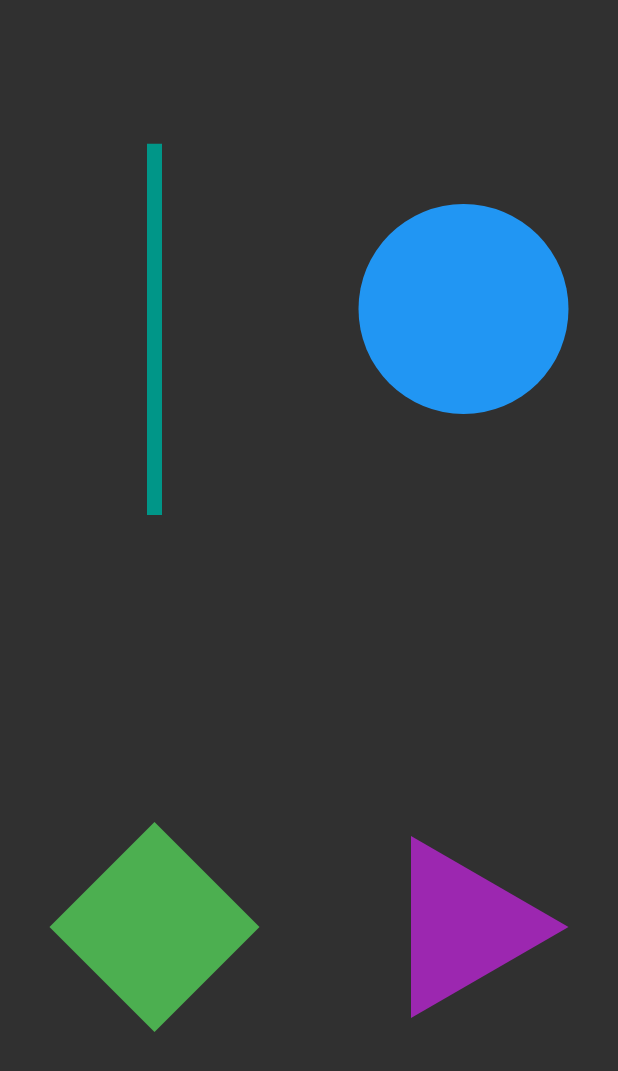
After one commit to madhukesh048/Flutter-Animations-101, a Flutter app: the screen it shows after launch, after a tap on "Shapes", on a phone screen of 412 x 824 dp. The commit adds this screen. Shown: the top 1071 px of the screen. Run offline on Flutter 3.47's test engine with Material 2 defaults, Android fonts, the phone set to English and light mode, and no system bars.

Commit message:
added basic shapes

```diff
--- a/lib/home.dart
+++ b/lib/home.dart
@@ -1,4 +1,4 @@
-import 'package:animations101/test.dart';
+import 'package:animations101/shapes.dart';
 import 'package:flutter/material.dart';
 
 class HomePage extends StatelessWidget {
@@ -18,10 +18,10 @@ class HomePage extends StatelessWidget {
             children: [
               customButton(
                 context,
-                "One",
+                "Shapes",
                 () {
                   Navigator.push(context, MaterialPageRoute(builder: (context) {
-                    return TestView();
+                    return ShapesView();
                   }));
                 },
               ),
--- /dev/null
+++ b/lib/shapes.dart
@@ -0,0 +1,147 @@
+import 'package:flutter/material.dart';
+import 'dart:math' as math;
+
+class ShapesView extends StatelessWidget {
+  const ShapesView({Key key}) : super(key: key);
+
+  @override
+  Widget build(BuildContext context) {
+    return Scaffold(
+      body: Column(
+        crossAxisAlignment: CrossAxisAlignment.start,
+        children: [
+          Expanded(
+            child: Row(
+              mainAxisAlignment: MainAxisAlignment.spaceEvenly,
+              children: [
+                Expanded(
+                  child: CustomPaint(
+                    child: Container(),
+                    painter: LinePainter(),
+                  ),
+                ),
+                Expanded(
+                  child: CustomPaint(
+                    child: Container(),
+                    painter: CirclePainter(),
+                  ),
+                )
+              ],
+            ),
+          ),
+          Expanded(
+            child: Row(
+              mainAxisAlignment: MainAxisAlignment.spaceEvenly,
+              children: [
+                Expanded(
+                  child: CustomPaint(
+                    painter: SquarePainter(),
+                    child: Container(),
+                  ),
+                ),
+                Expanded(
+                  child: CustomPaint(
+                    painter: TrianglePainter(),
+                    child: Container(),
+                  ),
+                ),
+              ],
+            ),
+          )
+        ],
+      ),
+    );
+  }
+}
+
+class LinePainter extends CustomPainter {
+  @override
+  void paint(Canvas canvas, Size size) {
+    var paint = Paint()
+      ..color = Colors.teal
+      ..strokeWidth = 10;
+
+    Offset startingPoint = Offset(size.width / 2, size.height / 4.3);
+    Offset endingPoint = Offset(size.width / 2, size.height / 1.2);
+
+    canvas.drawLine(startingPoint, endingPoint, paint);
+  }
+
+  @override
+  bool shouldRepaint(CustomPainter oldDelegate) {
+    return false;
+  }
+}
+
+class CirclePainter extends CustomPainter {
+  @override
+  void paint(Canvas canvas, Size size) {
+    var paint = Paint()..color = Colors.blue;
+
+    Offset point = Offset(size.width / 2, size.height / 2);
+
+    canvas.drawCircle(point, 70, paint);
+  }
+
+  @override
+  bool shouldRepaint(CustomPainter oldDelegate) {
+    return false;
+  }
+}
+
+class SquarePainter extends CustomPainter {
+  @override
+  void paint(Canvas canvas, Size size) {
+    var paint = Paint()..color = Colors.green;
+
+    var path = Path();
+    var angle = (math.pi * 2) / 4;
+
+    Offset center = Offset(size.width / 2, size.height / 2);
+
+    Offset startPoint = Offset(70 * math.cos(0.0), 70 * math.sin(0.0));
+
+    path.moveTo(startPoint.dx + center.dx, startPoint.dy + center.dy);
+
+    for (int i = 1; i <= 4; i++) {
+      double x = 70 * math.cos(angle * i) + center.dx;
+      double y = 70 * math.sin(angle * i) + center.dy;
+      path.lineTo(x, y);
+    }
+    path.close();
+    canvas.drawPath(path, paint);
+  }
+
+  @override
+  bool shouldRepaint(CustomPainter oldDelegate) {
+    return false;
+  }
+}
+
+class TrianglePainter extends CustomPainter {
+  @override
+  void paint(Canvas canvas, Size size) {
+    var paint = Paint()..color = Colors.purple;
+    var path = Path();
+    var angle = (math.pi * 2) / 3;
+
+    Offset center = Offset(size.width / 2, size.height / 2);
+
+    Offset startPoint = Offset(70 * math.cos(0.0), 70 * math.sin(0.0));
+
+    path.moveTo(startPoint.dx + center.dx, startPoint.dy + center.dy);
+
+    for (int i = 1; i <= 3; i++) {
+      double x = 70 * math.cos(angle * i) + center.dx;
+      double y = 70 * math.sin(angle * i) + center.dy;
+      path.lineTo(x, y);
+    }
+    path.close();
+    canvas.drawPath(path, paint);
+  }
+
+  @override
+  bool shouldRepaint(CustomPainter oldDelegate) {
+    return false;
+  }
+}
--- a/lib/test.dart
+++ /dev/null
@@ -1,14 +0,0 @@
-import 'package:flutter/material.dart';
-
-class TestView extends StatelessWidget {
-  const TestView({Key key}) : super(key: key);
-
-  @override
-  Widget build(BuildContext context) {
-    return Scaffold(
-      body: Container(
-        child: Center(child: Text("Test")),
-      ),
-    );
-  }
-}
```
Also changed, not shown: pubspec.lock.
